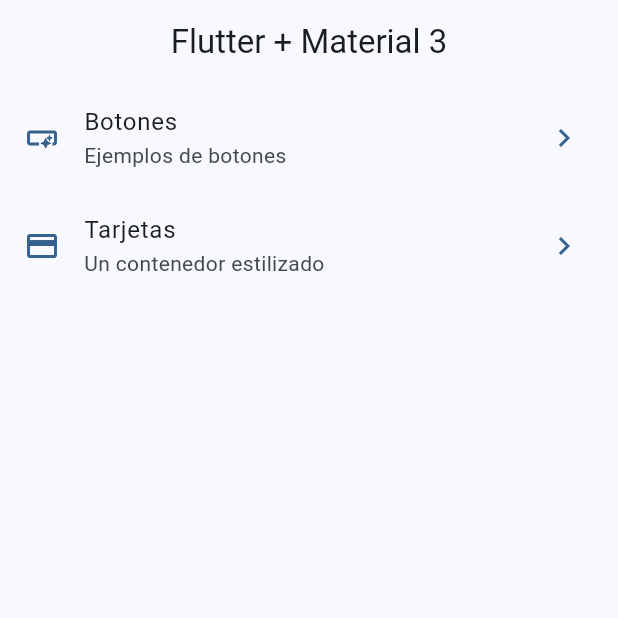
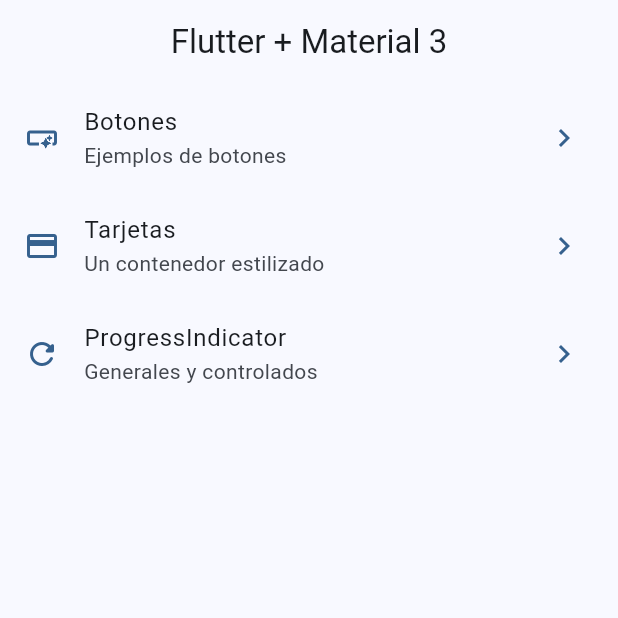
Before and after one commit to dportilla/widgets_app, a Flutter app: the screen it shows after launch, on a phone screen of 412 x 824 dp, the top half of it. Run offline on Flutter 3.47's test engine with Material 2 defaults, Android fonts, the phone set to English and light mode, and no system bars; our stand-ins replace go_router.

Commit message:
Progress Indicator finished

```diff
--- a/lib/config/menu/menu_items.dart
+++ b/lib/config/menu/menu_items.dart
@@ -28,4 +28,11 @@ const appMenuItems = <MenuItem>[
     link: '/cards',
     icon: Icons.credit_card
   ),
+
+  MenuItem(
+    title: 'ProgressIndicator',
+    subTitle: 'Generales y controlados',
+    link: '/progress',
+    icon: Icons.refresh_rounded
+  ),
 ];
--- a/lib/config/router/app_router.dart
+++ b/lib/config/router/app_router.dart
@@ -23,5 +23,11 @@ final appRouter = GoRouter(
       name: CardsScreen.name,
       builder: (context, state) => const CardsScreen(),
     ),
+
+    GoRoute(
+      path: '/progress',
+      name: ProgressScreen.name,
+      builder: (context, state) => const ProgressScreen(),
+    ),
   ],
 );
```
Also changed, not shown: lib/presentation/screens/progress/progress_screen.dart (+57 -1 lines).
